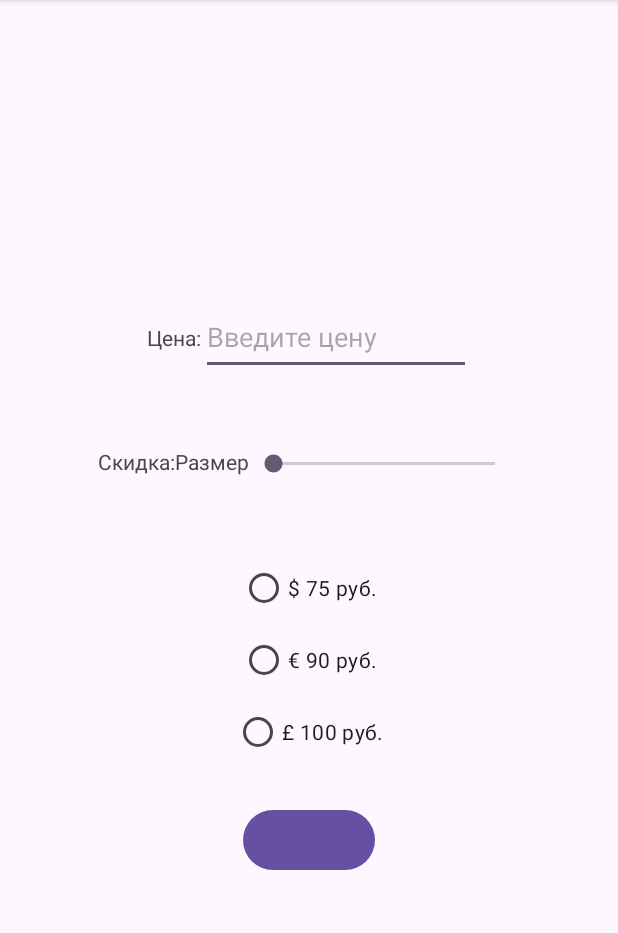
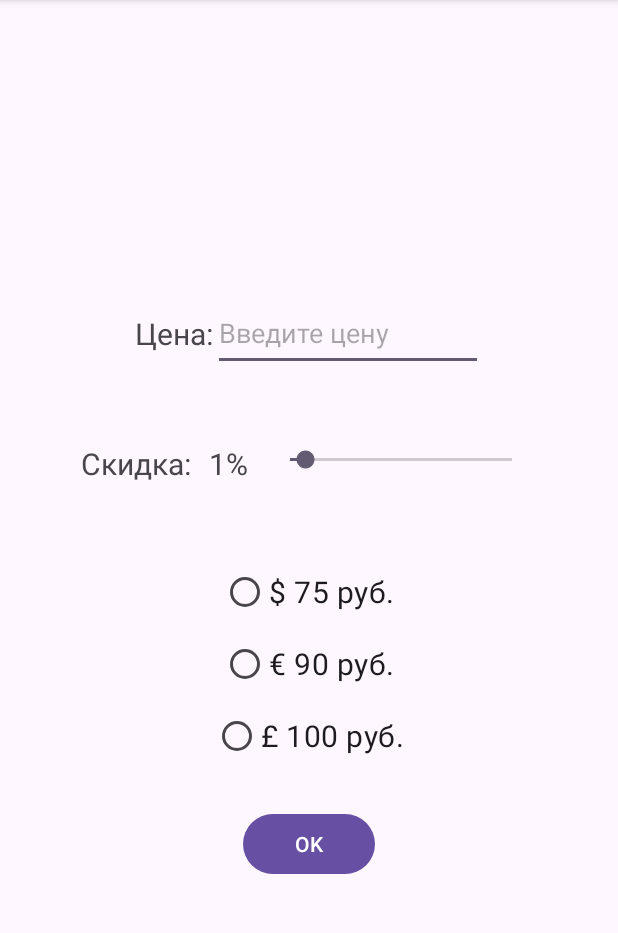
Before and after one commit to Liliana2201/Convertor, an Android app: the screen it shows after launch (MainActivity), on a phone screen of 412 x 824 dp, the part 96-1029 px from its top. Run offline under Robolectric (Android 15) with nearby library versions, the phone set to English and light mode, and no system bars.

Commit message:
настройка скрола скидки и ее отображения в textView

```diff
--- a/app/src/main/java/com/bignerdranch/android/convertor/MainActivity.kt
+++ b/app/src/main/java/com/bignerdranch/android/convertor/MainActivity.kt
@@ -1,12 +1,15 @@
 package com.bignerdranch.android.convertor
 
-import androidx.appcompat.app.AppCompatActivity
 import android.os.Bundle
 import android.util.Log
 import android.widget.Button
 import android.widget.EditText
 import android.widget.SeekBar
+import android.widget.SeekBar.OnSeekBarChangeListener
 import android.widget.TextView
+import android.widget.Toast
+import androidx.appcompat.app.AppCompatActivity
+
 
 private const val TAG = "MainActivity"
 private const val KEY_INDEX1 = "price"
@@ -25,6 +28,24 @@ class MainActivity : AppCompatActivity() {
         current_sale = findViewById(R.id.current_sale)
         sale_scrol = findViewById(R.id.scroll)
         ok_button = findViewById(R.id.ok_button)
+        var str = sale_scrol.progress.toString() + "%"
+        current_sale.text = str
+        sale_scrol.setOnSeekBarChangeListener(object : OnSeekBarChangeListener {
+            var progressChangedValue = 0
+            override fun onProgressChanged(seekBar: SeekBar, progress: Int, fromUser: Boolean) {
+                progressChangedValue = progress
+                str = progressChangedValue.toString() + "%"
+                current_sale.text = str
+            }
+
+            override fun onStartTrackingTouch(seekBar: SeekBar) {
+            }
+
+            override fun onStopTrackingTouch(seekBar: SeekBar) {
+                str = progressChangedValue.toString() + "%"
+                current_sale.text = str
+            }
+        })
         if (savedInstanceState != null) {
             price_input.append(savedInstanceState.getString(KEY_INDEX1, ""))
         }
--- a/app/src/main/res/layout/activity_main.xml
+++ b/app/src/main/res/layout/activity_main.xml
@@ -16,7 +16,8 @@
             android:layout_width="wrap_content"
             android:layout_height="match_parent"
             android:gravity="center_vertical"
-            android:text="@string/text_price"/>
+            android:text="@string/text_price"
+            android:textSize="20sp"/>
         <EditText
             android:id="@+id/price_input"
             android:layout_width="180dp"
@@ -35,16 +36,21 @@
             android:id="@+id/sale_textView"
             android:layout_width="wrap_content"
             android:layout_height="wrap_content"
-            android:text="@string/sale"/>
+            android:text="@string/sale"
+            android:textSize="20sp"/>
         <TextView
             android:id="@+id/current_sale"
-            android:layout_width="wrap_content"
+            android:layout_width="50dp"
             android:layout_height="wrap_content"
-            android:text="@string/size"/>
+            android:gravity="center"
+            android:text="@string/size"
+            android:textSize="20sp"/>
         <SeekBar
             android:id="@+id/scroll"
             android:layout_width="180dp"
-            android:layout_height="22dp"/>
+            android:layout_height="22dp"
+            android:max="15"
+            android:progress="1"/>
     </LinearLayout>
     <RadioGroup
         android:id="@+id/radio_group"
@@ -57,21 +63,24 @@
             android:id="@+id/radio_d"
             android:layout_width="wrap_content"
             android:layout_height="wrap_content"
-            android:text="@string/radio_d"/>
+            android:text="@string/radio_d"
+            android:textSize="20sp"/>
         <RadioButton
             android:id="@+id/radio_e"
             android:layout_width="wrap_content"
             android:layout_height="wrap_content"
-            android:text="@string/radio_e"/>
+            android:text="@string/radio_e"
+            android:textSize="20sp"/>
         <RadioButton
             android:id="@+id/radio_f"
             android:layout_width="wrap_content"
             android:layout_height="wrap_content"
-            android:text="@string/radio_f"/>
+            android:text="@string/radio_f"
+            android:textSize="20sp"/>
     </RadioGroup>
     <Button
         android:id="@+id/ok_button"
         android:layout_width="wrap_content"
         android:layout_height="wrap_content"
-        tools:text="OK"/>
+        android:text="@string/ok_button"/>
 </LinearLayout>
--- a/app/src/main/res/values/strings.xml
+++ b/app/src/main/res/values/strings.xml
@@ -5,6 +5,7 @@
     <string name="radio_f">£ 100 руб.</string>
     <string name="price">Введите цену</string>
     <string name="text_price">Цена: </string>
-    <string name="size">Размер</string>
+    <string name="size"> </string>
     <string name="sale">Скидка: </string>
+    <string name="ok_button">OK</string>
 </resources>
```
